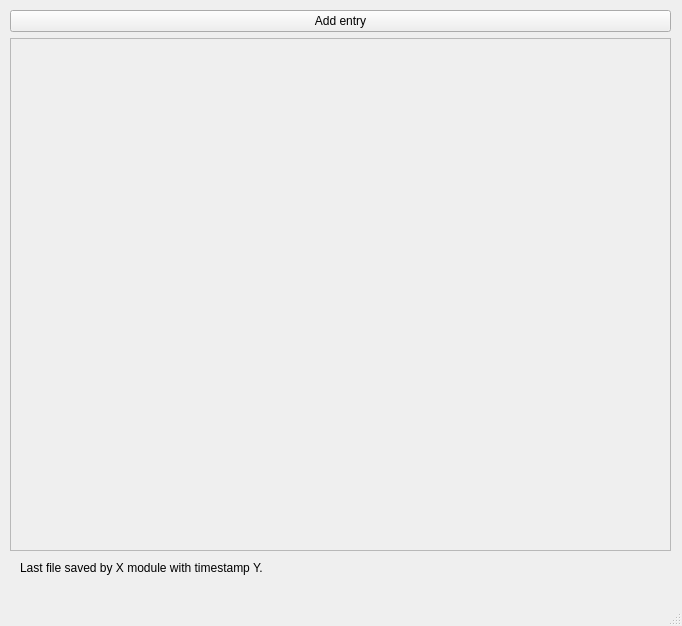
The window that gui/metadata/ui_metadatagui.ui (Ulm-IQO/qudi) describes before a commit, drawn with Qt 5.
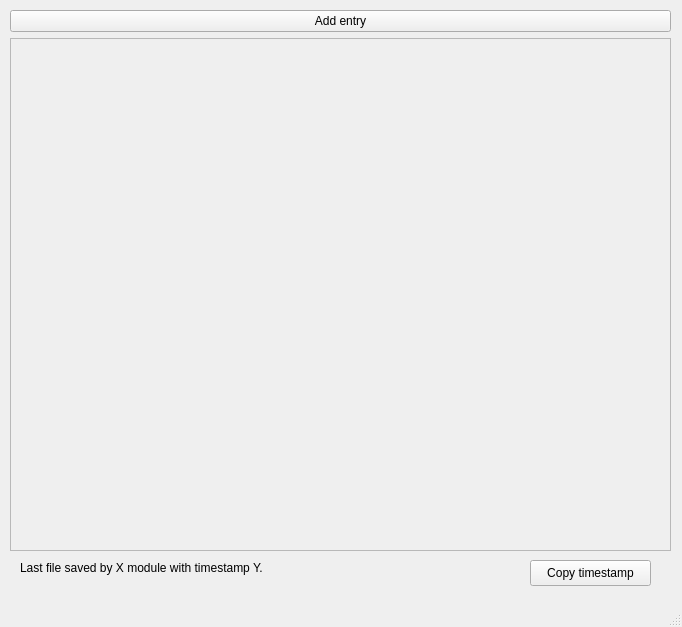
The same window after the commit.

Commit message: Added the timestamp to clipboard button

```diff
--- a/gui/metadata/ui_metadatagui.ui
+++ b/gui/metadata/ui_metadatagui.ui
@@ -7,7 +7,7 @@
     <x>0</x>
     <y>0</y>
     <width>682</width>
-    <height>626</height>
+    <height>627</height>
    </rect>
   </property>
   <property name="windowTitle">
@@ -84,6 +84,19 @@
      <string>Last file saved by X module with timestamp Y.</string>
     </property>
    </widget>
+   <widget class="QPushButton" name="copy_pushButton">
+    <property name="geometry">
+     <rect>
+      <x>530</x>
+      <y>560</y>
+      <width>121</width>
+      <height>26</height>
+     </rect>
+    </property>
+    <property name="text">
+     <string>Copy timestamp</string>
+    </property>
+   </widget>
   </widget>
   <widget class="QMenuBar" name="menubar">
    <property name="geometry">
```
Left out of the diff: 6 changed lines with no effect on the pictures. The commit also changes 1 other file.
